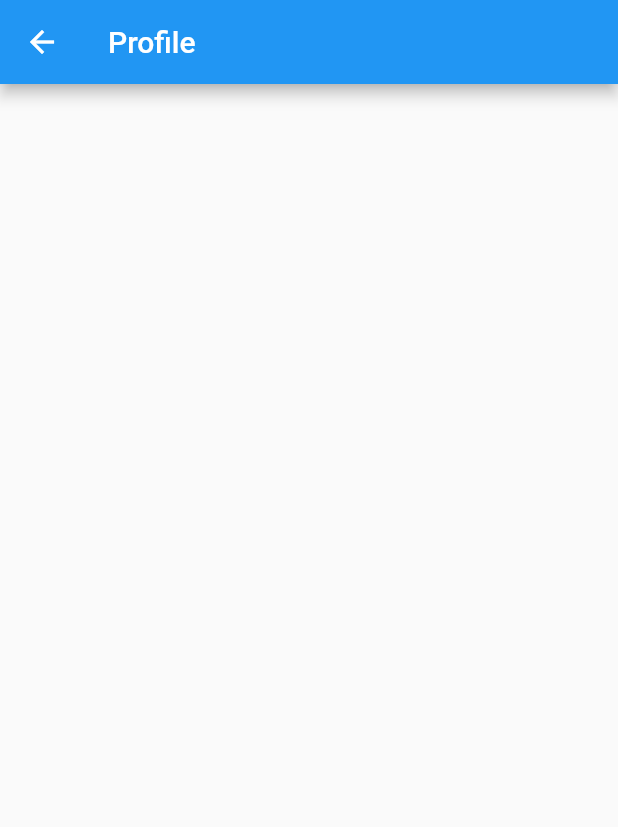
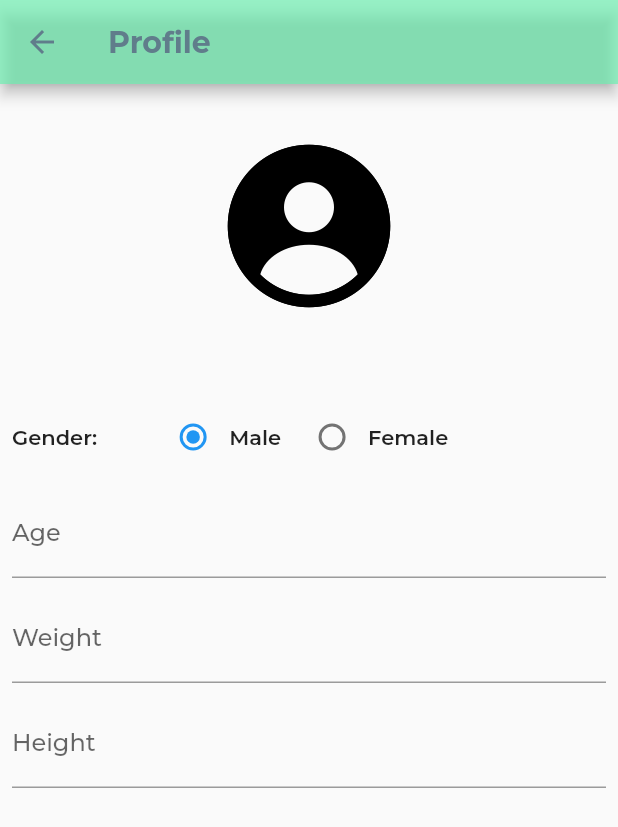
Before and after one commit to stellamaschio/eaty_tourist, a Flutter app: the Profile screen opened directly, on a phone screen of 412 x 824 dp. Shown: the top 827 px of the screen. Run offline on Flutter 3.47's test engine with Material 2 defaults, Android fonts, the phone set to English and light mode, and no system bars; our stand-ins replace flutter_login, google_fonts, material_design_icons_flutter, shared_preferences; accounts and stored records are empty; project files that could hold a hidden picture were left out.

Commit message:
profile+login+splash

```diff
--- a/lib/main.dart
+++ b/lib/main.dart
@@ -1,4 +1,5 @@
 import 'package:eaty_tourist/pages/homepage.dart';
+import 'package:eaty_tourist/pages/splash.dart';
 import 'package:flutter/material.dart';
 
 void main() {
@@ -12,11 +13,11 @@ class MyApp extends StatelessWidget {
   @override
   Widget build(BuildContext context) {
     return MaterialApp(
-      title: 'Flutter Demo',
+      title: 'eaty tourist',
       theme: ThemeData(
         primarySwatch: Colors.blue,
       ),
-      home: const HomePage(),
+      home: const Splash(),
     );
   }
 }
--- a/lib/pages/profile.dart
+++ b/lib/pages/profile.dart
@@ -1,13 +1,99 @@
 import 'package:flutter/material.dart';
+import 'package:google_fonts/google_fonts.dart';
 
 class Profile extends StatelessWidget {
-  const Profile({super.key});
+  Profile({super.key});
+
+  TextEditingController ageController = TextEditingController();
+  TextEditingController heightController = TextEditingController();
+  TextEditingController weightController = TextEditingController();
 
   @override
   Widget build(BuildContext context){
     return Scaffold(
       appBar: AppBar(
-        title: Text('Profile'),
+        iconTheme: const IconThemeData(color: Color(0xFF607D8B),),
+        backgroundColor: const Color(0xA969F0AF),
+        title: Text('Profile',
+          textAlign: TextAlign.center,
+          style: GoogleFonts.montserrat(
+            color: Color(0xFF607D8B),
+            fontWeight: FontWeight.bold,
+          ),
+        ),
+      ),
+      body: Padding(
+        padding: const EdgeInsets.all(8.0),
+        child: Column(
+          children: [
+            SizedBox(height: 20,),
+            Image.asset('assets/avatar.png', scale: 1.5),
+            SizedBox(height: 50,),
+            Row(
+              children: [
+                Text('Gender:',
+                  style: GoogleFonts.montserrat(
+                    fontWeight: FontWeight.w600,
+                  ),
+                ),
+                SizedBox(width: 40),
+                Radio(value: 0, groupValue: 0, onChanged: (int? value) {
+                  print('$value');
+
+                }),
+                Text('Male',
+                  textAlign: TextAlign.center,
+                  style: GoogleFonts.montserrat(
+                    fontWeight: FontWeight.w600,
+                  ),
+                ),
+                SizedBox(width: 10),
+                Radio(value: 0, groupValue: 1, onChanged: (int? value) {
+                  print('$value');
+                }),
+                Text('Female',
+                  textAlign: TextAlign.center,
+                  style: GoogleFonts.montserrat(
+                    fontWeight: FontWeight.w600,
+                  ),
+                ),
+              ],
+            ),
+            SizedBox(height: 10,),
+            TextFormField(
+              decoration: const InputDecoration(
+                border: UnderlineInputBorder(),
+                labelText: 'Age',
+              ),
+              style: GoogleFonts.montserrat(
+                fontWeight: FontWeight.w500,
+              ),
+              controller: ageController,
+            ),
+            SizedBox(height: 10,),
+            TextFormField(
+              decoration: const InputDecoration(
+                border: UnderlineInputBorder(),
+                labelText: 'Weight',
+              ),
+              style: GoogleFonts.montserrat(
+                fontWeight: FontWeight.w500,
+              ),
+              controller: weightController,
+            ),
+            SizedBox(height: 10,),
+            TextFormField(
+              decoration: const InputDecoration(
+                border: UnderlineInputBorder(),
+                labelText: 'Height',
+              ),
+              style: GoogleFonts.montserrat(
+                fontWeight: FontWeight.w500,
+              ),
+              controller: heightController,
+            ),
+          ],
+        ),
       ),
     );
   }
```
Also changed, not shown: lib/pages/homepage.dart (+40 -6 lines), lib/pages/login/loginpage.dart (+139 -0 lines), lib/pages/splash.dart (+40 -0 lines), pubspec.yaml (+5 -3 lines), assets/avatar.png (added), assets/png-transparent-computer-icons-user-profile-circle-abstract-miscellaneous-rim-account.png (added), pubspec.lock, 5 other files.
